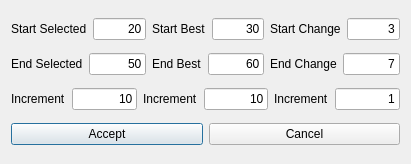
Old version of the form beecolonytestdialog.ui in the repository xQsme/RLP_Qt.
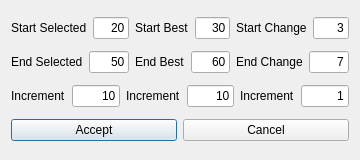
New version of the form.

What changed in the file:
```diff
--- a/beecolonytestdialog.ui
+++ b/beecolonytestdialog.ui
@@ -6,8 +6,8 @@
    <rect>
     <x>0</x>
     <y>0</y>
-    <width>411</width>
-    <height>164</height>
+    <width>360</width>
+    <height>160</height>
    </rect>
   </property>
   <property name="windowTitle">
```
